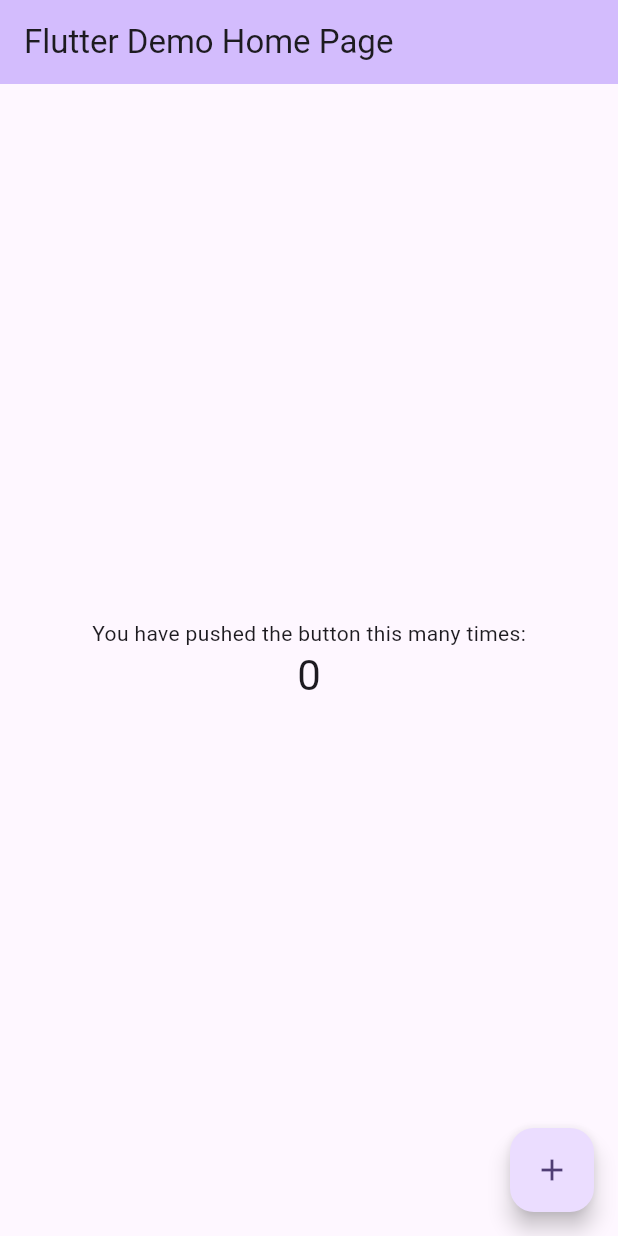
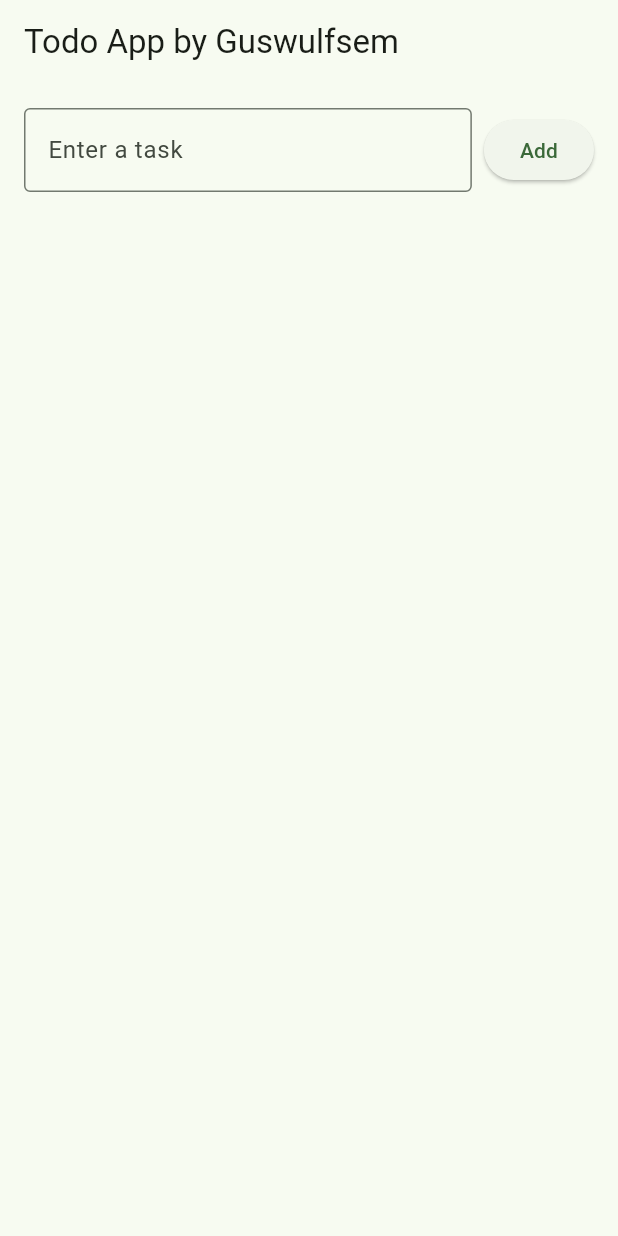
Before and after one commit to gu-tig333-ht25/guswulfsem, a Flutter app: the screen it shows after launch, on a phone screen of 412 x 824 dp. Run offline on Flutter 3.47's test engine with Material 3 defaults, Android fonts, the phone set to English and light mode, and no system bars.

Commit message:
basic ui
steg1

```diff
--- a/lib/main.dart
+++ b/lib/main.dart
@@ -7,46 +7,21 @@ void main() {
 class MyApp extends StatelessWidget {
   MyApp({super.key});
 
-  // This widget is the root of your application.
   @override
   Widget build(BuildContext context) {
     return MaterialApp(
-      title: 'Flutter Demo',
+      title: "Todo App by Guiswulfsem",
       theme: ThemeData(
-        // This is the theme of your application.
-        //
-        // TRY THIS: Try running your application with "flutter run". You'll see
-        // the application has a purple toolbar. Then, without quitting the app,
-        // try changing the seedColor in the colorScheme below to Colors.green
-        // and then invoke "hot reload" (save your changes or press the "hot
-        // reload" button in a Flutter-supported IDE, or press "r" if you used
-        // the command line to start the app).
-        //
-        // Notice that the counter didn't reset back to zero; the application
-        // state is not lost during the reload. To reset the state, use hot
-        // restart instead.
-        //
-        // This works for code too, not just values: Most code changes can be
-        // tested with just a hot reload.
-        colorScheme: ColorScheme.fromSeed(seedColor: Colors.deepPurple),
+        colorScheme: ColorScheme.fromSeed(seedColor: Colors.green),
         useMaterial3: true,
       ),
-      home: MyHomePage(title: 'Flutter Demo Home Page'),
+      home: MyHomePage(title: "Todo App by Guswulfsem"),
     );
   }
 }
 
 class MyHomePage extends StatefulWidget {
   MyHomePage({super.key, required this.title});
-
-  // This widget is the home page of your application. It is stateful, meaning
-  // that it has a State object (defined below) that contains fields that affect
-  // how it looks.
-
-  // This class is the configuration for the state. It holds the values (in this
-  // case the title) provided by the parent (in this case the App widget) and
-  // used by the build method of the State. Fields in a Widget subclass are
-  // always marked "final".
 
   final String title;
 
@@ -55,69 +30,86 @@ class MyHomePage extends StatefulWidget {
 }
 
 class _MyHomePageState extends State<MyHomePage> {
-  int _counter = 0;
+  final List<String> tasks = [];
+  final TextEditingController taskController = TextEditingController();
 
-  void _incrementCounter() {
+  void addTask(String task) {
+    if (task.isEmpty) return;
     setState(() {
-      // This call to setState tells the Flutter framework that something has
-      // changed in this State, which causes it to rerun the build method below
-      // so that the display can reflect the updated values. If we changed
-      // _counter without calling setState(), then the build method would not be
-      // called again, and so nothing would appear to happen.
-      _counter++;
+      tasks.add(task);
+    });
+    taskController.clear();
+  }
+
+  void deleteTask(int index) {
+    setState(() {
+      tasks.removeAt(index);
+    });
+  }
+
+  void markDone(int index) {
+    setState(() {
+      tasks[index] = "${tasks[index]} (ok)";
     });
   }
 
   @override
   Widget build(BuildContext context) {
-    // This method is rerun every time setState is called, for instance as done
-    // by the _incrementCounter method above.
-    //
-    // The Flutter framework has been optimized to make rerunning build methods
-    // fast, so that you can just rebuild anything that needs updating rather
-    // than having to individually change instances of widgets.
     return Scaffold(
       appBar: AppBar(
-        // TRY THIS: Try changing the color here to a specific color (to
-        // Colors.amber, perhaps?) and trigger a hot reload to see the AppBar
-        // change color while the other colors stay the same.
-        backgroundColor: Theme.of(context).colorScheme.inversePrimary,
-        // Here we take the value from the MyHomePage object that was created by
-        // the App.build method, and use it to set our appbar title.
         title: Text(widget.title),
       ),
-      body: Center(
-        // Center is a layout widget. It takes a single child and positions it
-        // in the middle of the parent.
+      body: Padding(
+        padding: const EdgeInsets.all(16.0),
         child: Column(
-          // Column is also a layout widget. It takes a list of children and
-          // arranges them vertically. By default, it sizes itself to fit its
-          // children horizontally, and tries to be as tall as its parent.
-          //
-          // Column has various properties to control how it sizes itself and
-          // how it positions its children. Here we use mainAxisAlignment to
-          // center the children vertically; the main axis here is the vertical
-          // axis because Columns are vertical (the cross axis would be
-          // horizontal).
-          //
-          // TRY THIS: Invoke "debug painting" (choose the "Toggle Debug Paint"
-          // action in the IDE, or press "p" in the console), to see the
-          // wireframe for each widget.
-          mainAxisAlignment: MainAxisAlignment.center,
-          children: <Widget>[
-            Text('You have pushed the button this many times:'),
-            Text(
-              '$_counter',
-              style: Theme.of(context).textTheme.headlineMedium,
+          children: [
+            Row(
+              children: [
+                Expanded(
+                  child: TextField(
+                    controller: taskController,
+                    decoration: InputDecoration(
+                      hintText: "Enter a task",
+                      border: OutlineInputBorder(),
+                    ),
+                  ),
+                ),
+                const SizedBox(width: 8),
+                ElevatedButton(
+                  onPressed: () => addTask(taskController.text),
+                  child: const Text("Add"),
+                ),
+              ],
+            ),
+            const SizedBox(height: 20),
+            Expanded(
+              child: ListView.builder(
+                itemCount: tasks.length,
+                itemBuilder: (context, index) {
+                  return Card(
+                    child: ListTile(
+                      title: Text(tasks[index]),
+                      trailing: Row(
+                        mainAxisSize: MainAxisSize.min,
+                        children: [
+                          IconButton(
+                            icon: const Icon(Icons.check, color: Colors.green),
+                            onPressed: () => markDone(index),
+                          ),
+                          IconButton(
+                            icon: const Icon(Icons.delete, color: Colors.red),
+                            onPressed: () => deleteTask(index),
+                          ),
+                        ],
+                      ),
+                    ),
+                  );
+                },
+              ),
             ),
           ],
         ),
       ),
-      floatingActionButton: FloatingActionButton(
-        onPressed: _incrementCounter,
-        tooltip: 'Increment',
-        child: Icon(Icons.add),
-      ), // This trailing comma makes auto-formatting nicer for build methods.
     );
   }
 }
```
